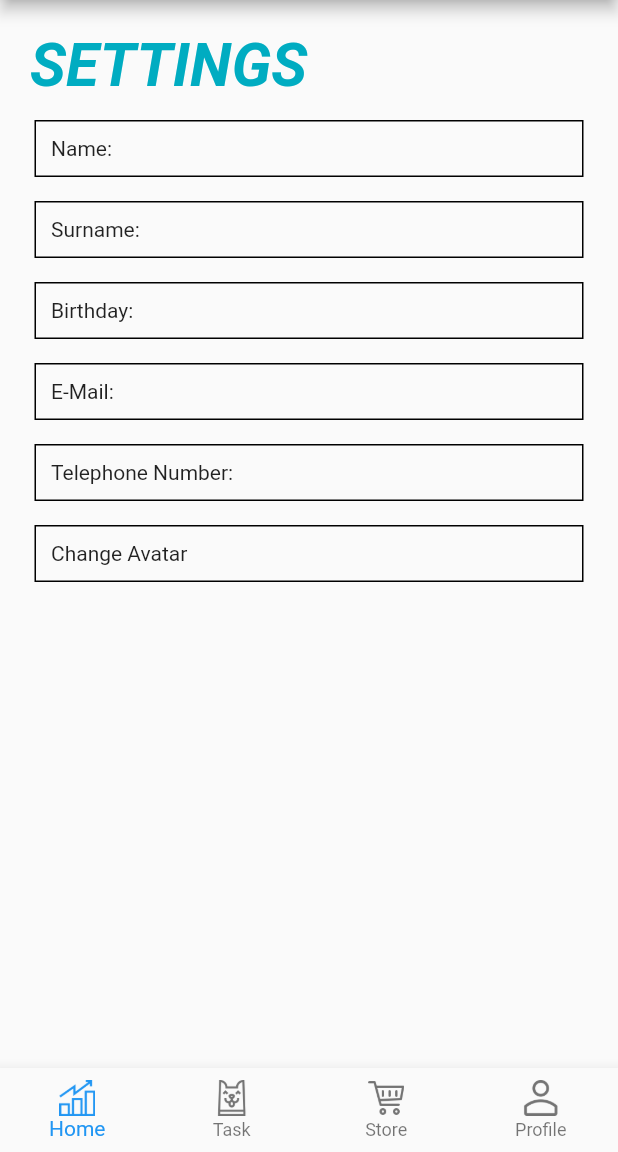
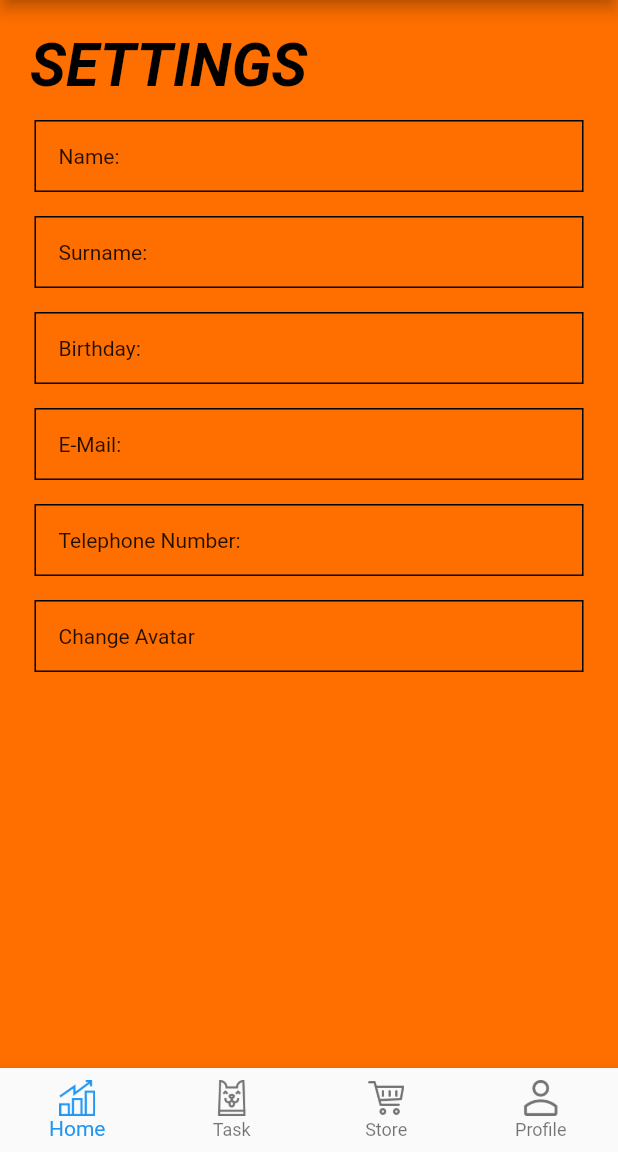
Before and after one commit to MaxAndolini/act0ne, a Flutter app: the Settings screen opened directly, on a phone screen of 412 x 824 dp, the part 84-1236 px from its top. Run offline on Flutter 3.47's test engine with Material 2 defaults, Android fonts, the light colour scheme and no system bars; our stand-ins replace splashscreen.

Commit message:
Update settings.dart

```diff
--- a/lib/settings.dart
+++ b/lib/settings.dart
@@ -24,6 +24,7 @@ class Settings extends StatelessWidget {
   @override
   Widget build(BuildContext context) {
     return Scaffold(
+      backgroundColor: Colors.amber[900],
       body: Container(
         height: MediaQuery.of(context).size.height / 1.4,
         child: Padding(
@@ -35,7 +36,7 @@ class Settings extends StatelessWidget {
               Text(
                 "SETTINGS",
                 style: TextStyle(
-                    color: Colors.cyan[600],
+                    color: Colors.black,
                     fontWeight: FontWeight.bold,
                     fontStyle: FontStyle.italic,
                     fontSize: 40),
@@ -45,7 +46,7 @@ class Settings extends StatelessWidget {
               ),
               Container(
                 margin: EdgeInsets.all(3.0),
-                padding: EdgeInsets.all(10.0),
+                padding: EdgeInsets.all(15.0),
                 decoration:
                     BoxDecoration(border: Border.all(color: Colors.black)),
                 child: Row(
@@ -61,7 +62,7 @@ class Settings extends StatelessWidget {
               ),
               Container(
                 margin: EdgeInsets.all(3.0),
-                padding: EdgeInsets.all(10.0),
+                padding: EdgeInsets.all(15.0),
                 decoration:
                     BoxDecoration(border: Border.all(color: Colors.black)),
                 child: Row(
@@ -77,7 +78,7 @@ class Settings extends StatelessWidget {
               ),
               Container(
                 margin: EdgeInsets.all(3.0),
-                padding: EdgeInsets.all(10.0),
+                padding: EdgeInsets.all(15.0),
                 decoration:
                     BoxDecoration(border: Border.all(color: Colors.black)),
                 child: Row(
@@ -93,7 +94,7 @@ class Settings extends StatelessWidget {
               ),
               Container(
                 margin: EdgeInsets.all(3.0),
-                padding: EdgeInsets.all(10.0),
+                padding: EdgeInsets.all(15.0),
                 decoration:
                     BoxDecoration(border: Border.all(color: Colors.black)),
                 child: Row(
@@ -109,7 +110,7 @@ class Settings extends StatelessWidget {
               ),
               Container(
                 margin: EdgeInsets.all(3.0),
-                padding: EdgeInsets.all(10.0),
+                padding: EdgeInsets.all(15.0),
                 decoration:
                     BoxDecoration(border: Border.all(color: Colors.black)),
                 child: Row(
@@ -125,7 +126,7 @@ class Settings extends StatelessWidget {
               ),
               Container(
                 margin: EdgeInsets.all(3.0),
-                padding: EdgeInsets.all(10.0),
+                padding: EdgeInsets.all(15.0),
                 decoration:
                     BoxDecoration(border: Border.all(color: Colors.black)),
                 child: Row(
```
